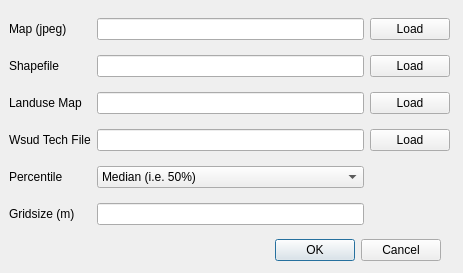
Old version of the form src/p8microclimate_gui.ui in the repository iut-ibk/P8Modules.
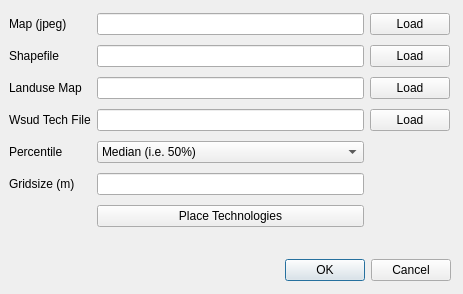
New version of the form.

```diff
--- a/src/p8microclimate_gui.ui
+++ b/src/p8microclimate_gui.ui
@@ -7,7 +7,7 @@
     <x>0</x>
     <y>0</y>
     <width>463</width>
-    <height>273</height>
+    <height>294</height>
    </rect>
   </property>
   <property name="windowTitle">
@@ -16,8 +16,8 @@
   <widget class="QDialogButtonBox" name="bBox">
    <property name="geometry">
     <rect>
-     <x>220</x>
-     <y>230</y>
+     <x>230</x>
+     <y>250</y>
      <width>221</width>
      <height>41</height>
     </rect>
@@ -143,6 +143,13 @@
       </item>
      </widget>
     </item>
+    <item row="6" column="2">
+     <widget class="QPushButton" name="pb_placeTech">
+      <property name="text">
+       <string>Place Technologies</string>
+      </property>
+     </widget>
+    </item>
    </layout>
   </widget>
  </widget>
```
Left out of the diff: 14 changed lines with no effect on the pictures.
